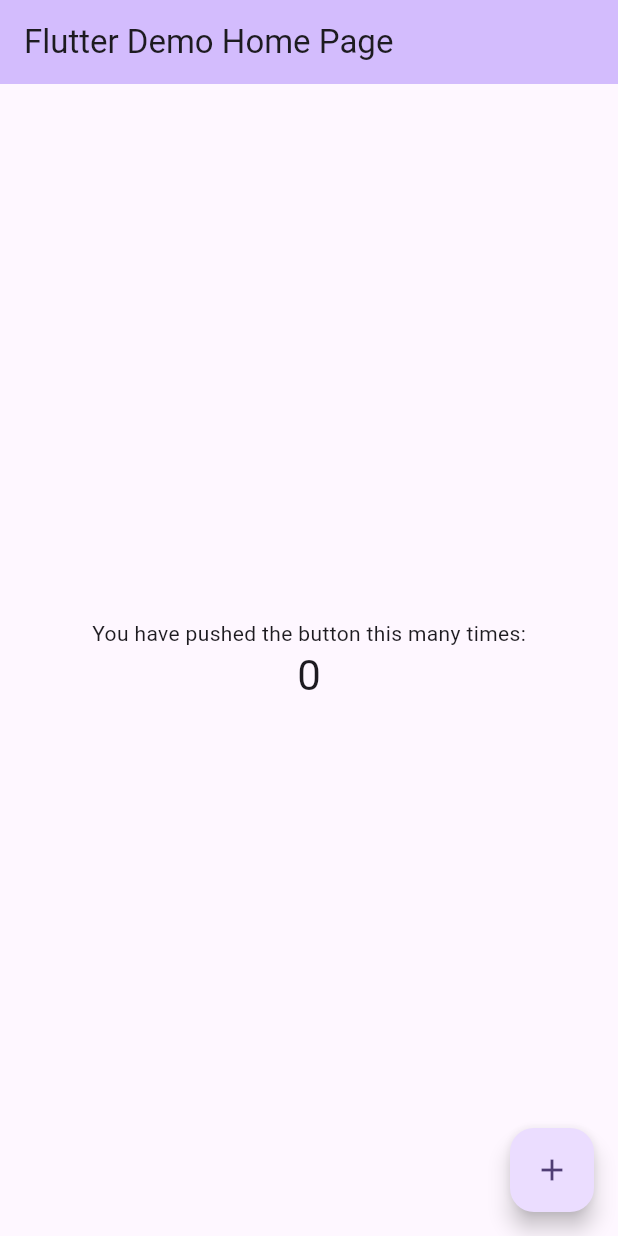
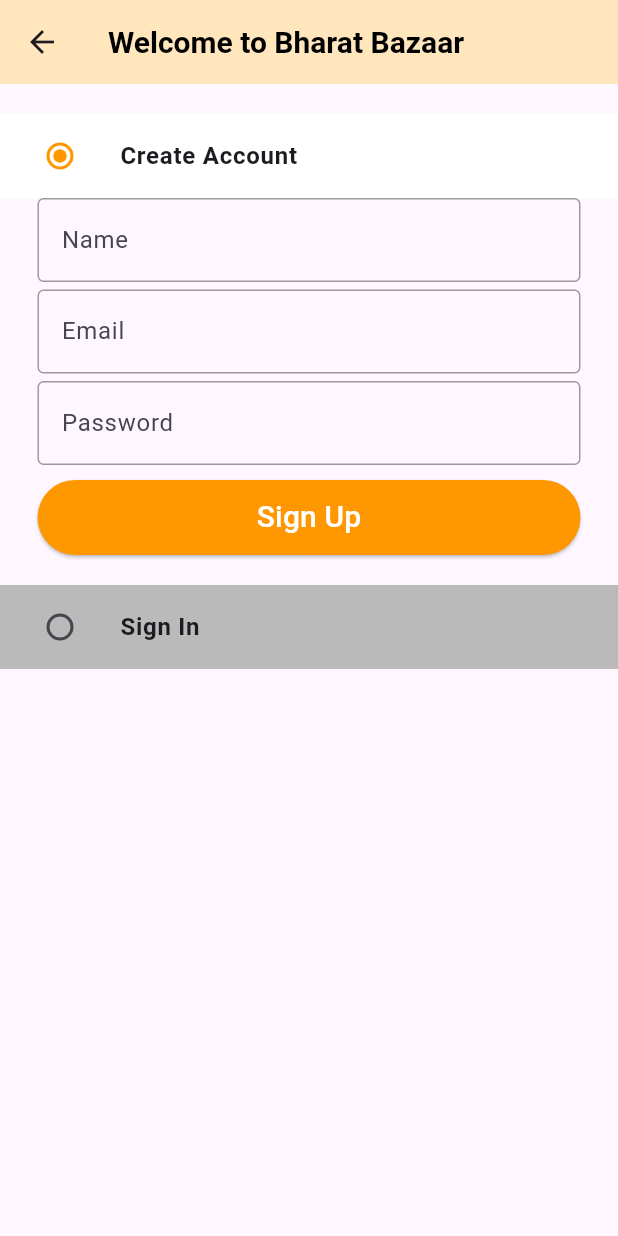
Before and after one commit to kunalpro379/AmazonClone_Flutter_NodeJs_Backend, a Flutter app: the screen it shows after launch, on a phone screen of 412 x 824 dp. Run offline on Flutter 3.47's test engine with Material 3 defaults, Android fonts, the phone set to English and light mode, and no system bars.

```diff
--- /dev/null
+++ b/lib/common/widgets/CustomButton.dart
@@ -0,0 +1,22 @@
+import 'package:flutter/material.dart';
+
+class CustomButton extends StatelessWidget {
+  final String text;
+  final VoidCallback onTap;
+  const CustomButton({super.key, required this.text, required this.onTap});
+
+  @override
+  Widget build(BuildContext context) {
+    return ElevatedButton(
+      onPressed: () {},
+      child: Text(
+        text,
+        style: TextStyle(color: Colors.white, fontSize: 20),
+      ),
+      style: ElevatedButton.styleFrom(
+          //shadowColor: Colors.yellow,
+          backgroundColor: Colors.orange,
+          minimumSize: const Size(double.infinity, 50)),
+    );
+  }
+}
--- /dev/null
+++ b/lib/common/widgets/textformfield.dart
@@ -0,0 +1,36 @@
+import 'package:flutter/material.dart';
+
+class CustomTextField extends StatelessWidget {
+  final TextEditingController controller;
+  final String hintText;
+
+  const CustomTextField({
+    Key? key,
+    required this.controller,
+    required this.hintText,
+  }) : super(key: key);
+
+  @override
+  Widget build(BuildContext context) {
+    return TextFormField(
+      controller: controller,
+      decoration: InputDecoration(
+        hintText: hintText,
+        border: OutlineInputBorder(
+          borderSide: BorderSide(color: Colors.black38),
+        ),
+        enabledBorder: OutlineInputBorder(
+          borderSide: BorderSide(color: Colors.black38),
+        ),
+      ),
+      validator: (value) {
+        // Implement your validation logic here
+        if (value == null || value.isEmpty) {
+          return 'Please enter some text';
+        }
+        // Return null if the input is valid
+        return null;
+      },
+    );
+  }
+}
--- /dev/null
+++ b/lib/constants/global_variables.dart
@@ -0,0 +1,50 @@
+import 'package:flutter/material.dart';
+
+String uri = 'http://<yourip>:3000';
+
+class GlobalVariables {
+  // COLORS
+  static const appBarGradient = LinearGradient(
+    colors: [
+      Color.fromARGB(255, 29, 201, 192),
+      Color.fromARGB(255, 125, 221, 216),
+    ],
+    stops: [0.5, 1.0],
+  );
+
+  static const secondaryColor = Color.fromRGBO(255, 153, 0, 1);
+  static const signuppagebackgroundColor = Color.fromARGB(255, 255, 224, 173);
+  static const backgroundColor = Colors.white;
+  static const Color greyBackgroundCOlor = Color.fromARGB(255, 186, 186, 186);
+  static var selectedNavBarColor = Colors.cyan[800]!;
+  static const unselectedNavBarColor = Colors.black87;
+  static const List<String> carouselImages = [
+    'https://images-eu.ssl-images-amazon.com/images/G/31/img21/Wireless/WLA/TS/D37847648_Accessories_savingdays_Jan22_Cat_PC_1500.jpg',
+    'https://images-eu.ssl-images-amazon.com/images/G/31/img2021/Vday/bwl/English.jpg',
+    'https://images-eu.ssl-images-amazon.com/images/G/31/img22/Wireless/AdvantagePrime/BAU/14thJan/D37196025_IN_WL_AdvantageJustforPrime_Jan_Mob_ingress-banner_1242x450.jpg',
+    'https://images-na.ssl-images-amazon.com/images/G/31/Symbol/2020/00NEW/1242_450Banners/PL31_copy._CB432483346_.jpg',
+    'https://images-na.ssl-images-amazon.com/images/G/31/img21/shoes/September/SSW/pc-header._CB641971330_.jpg',
+  ];
+  static const List<Map<String, String>> categoryImages = [
+    {
+      'title': 'Mobiles',
+      'image': 'assets/images/mobiles.jpeg',
+    },
+    {
+      'title': 'Essentials',
+      'image': 'assets/images/essentials.jpeg',
+    },
+    {
+      'title': 'Appliances',
+      'image': 'assets/images/appliances.jpeg',
+    },
+    {
+      'title': 'Books',
+      'image': 'assets/images/books.jpeg',
+    },
+    {
+      'title': 'Fashion',
+      'image': 'assets/images/fashion.jpeg',
+    },
+  ];
+}
--- /dev/null
+++ b/lib/features/auth/screens/auth_screen.dart
@@ -0,0 +1,154 @@
+import 'package:amazon_clone/common/widgets/CustomButton.dart';
+import 'package:amazon_clone/common/widgets/textformfield.dart';
+import 'package:amazon_clone/constants/global_variables.dart';
+import 'package:flutter/material.dart';
+
+enum Auth { signin, signup }
+
+class AuthScreen extends StatefulWidget {
+  static const routeName = '/auth-screen';
+  const AuthScreen({super.key});
+
+  @override
+  State<AuthScreen> createState() => _AuthScreenState();
+}
+
+class _AuthScreenState extends State<AuthScreen> {
+  Auth _auth = Auth.signup;
+  final _signupFormKey = GlobalKey<FormState>();
+  final _signinFormKey = GlobalKey<FormState>();
+  final TextEditingController _emailController = TextEditingController();
+  final TextEditingController _passwordController = TextEditingController();
+
+  final TextEditingController _nameController = TextEditingController();
+
+  @override
+  Widget build(BuildContext context) {
+    //Navigator.pushNamed(context, '/home');
+    return Scaffold(
+        appBar: AppBar(
+          title: Text("Welcome to Bharat Bazaar"),
+          backgroundColor: Color.fromARGB(255, 255, 230, 189),
+          titleTextStyle: TextStyle(
+              fontSize: 20, fontWeight: FontWeight.bold, color: Colors.black),
+        ),
+        body: SafeArea(
+            child: Column(
+          children: [
+            SizedBox(height: 20),
+            // Row(
+            //   children: [
+            //     SizedBox(
+            //       width: 20,
+            //     ),
+            //     Text(
+            //       "Welcome to Bharat Bazaar",
+            //       style: TextStyle(fontSize: 22, fontWeight: FontWeight.w600),
+            //     ),
+
+            ListTile(
+              tileColor: _auth == Auth.signup
+                  ? GlobalVariables.backgroundColor
+                  : GlobalVariables.greyBackgroundCOlor,
+              title: const Text(
+                "Create Account",
+                style: TextStyle(fontWeight: FontWeight.bold),
+              ),
+              leading: Radio(
+                activeColor: Colors.orange,
+                value: Auth.signup,
+                groupValue: _auth,
+                onChanged: (Auth? val) {
+                  //? nullable
+                  setState(() {
+                    _auth = val!; //! non null
+                  });
+                },
+              ),
+            ),
+            if (_auth == Auth.signup)
+              Padding(
+                padding: const EdgeInsets.only(bottom: 20, left: 25, right: 25),
+                child: Form(
+                  key: _signupFormKey,
+                  child: Column(
+                    children: [
+                      CustomTextField(
+                        controller: _nameController,
+                        hintText: 'Name',
+                      ),
+                      SizedBox(
+                        height: 5,
+                      ),
+                      CustomTextField(
+                        controller: _emailController,
+                        hintText: 'Email',
+                      ),
+                      SizedBox(
+                        height: 5,
+                      ),
+                      CustomTextField(
+                        controller: _passwordController,
+                        hintText: 'Password',
+                      ),
+                      SizedBox(
+                        height: 10,
+                      ),
+                      CustomButton(text: "Sign Up", onTap: () {})
+                    ],
+                  ),
+                ),
+              ),
+            ListTile(
+              tileColor: _auth == Auth.signin
+                  ? GlobalVariables.backgroundColor
+                  : GlobalVariables.greyBackgroundCOlor,
+              title: const Text(
+                "Sign In",
+                style: TextStyle(fontWeight: FontWeight.bold),
+              ),
+              leading: Radio(
+                activeColor: Colors.orange,
+                value: Auth.signin,
+                groupValue: _auth,
+                onChanged: (Auth? val) {
+                  //? nullable
+                  setState(() {
+                    _auth = val!; //! non null
+                  });
+                },
+              ),
+            ),
+            if (_auth == Auth.signin)
+              Padding(
+                padding: const EdgeInsets.only(bottom: 20, left: 25, right: 25),
+                child: Form(
+                  key: _signupFormKey,
+                  child: Column(
+                    children: [
+                      SizedBox(
+                        height: 5,
+                      ),
+                      CustomTextField(
+                        controller: _emailController,
+                        hintText: 'Email',
+                      ),
+                      SizedBox(
+                        height: 5,
+                      ),
+                      CustomTextField(
+                        controller: _passwordController,
+                        hintText: 'Password',
+                      ),
+                      SizedBox(
+                        height: 10,
+                      ),
+                      CustomButton(text: "Sign In", onTap: () {})
+                    ],
+                  ),
+                ),
+              ),
+          ],
+        )));
+  }
+}
--- a/lib/main.dart
+++ b/lib/main.dart
@@ -1,125 +1,21 @@
 import 'package:flutter/material.dart';
+import 'package:amazon_clone/router.dart';
+
+import 'features/auth/screens/auth_screen.dart';
 
 void main() {
-  runApp(const MyApp());
+  runApp(MyApp());
 }
 
 class MyApp extends StatelessWidget {
-  const MyApp({super.key});
-
-  // This widget is the root of your application.
   @override
   Widget build(BuildContext context) {
     return MaterialApp(
-      title: 'Flutter Demo',
-      theme: ThemeData(
-        // This is the theme of your application.
-        //
-        // TRY THIS: Try running your application with "flutter run". You'll see
-        // the application has a purple toolbar. Then, without quitting the app,
-        // try changing the seedColor in the colorScheme below to Colors.green
-        // and then invoke "hot reload" (save your changes or press the "hot
-        // reload" button in a Flutter-supported IDE, or press "r" if you used
-        // the command line to start the app).
-        //
-        // Notice that the counter didn't reset back to zero; the application
-        // state is not lost during the reload. To reset the state, use hot
-        // restart instead.
-        //
-        // This works for code too, not just values: Most code changes can be
-        // tested with just a hot reload.
-        colorScheme: ColorScheme.fromSeed(seedColor: Colors.deepPurple),
-        useMaterial3: true,
-      ),
-      home: const MyHomePage(title: 'Flutter Demo Home Page'),
+      debugShowCheckedModeBanner: false,
+      title: 'Amazon Clone',
+      onGenerateRoute: (settings) => generateRoute(settings),
+      initialRoute: AuthScreen.routeName,
+      home: const AuthScreen(),
     );
   }
 }
-
-class MyHomePage extends StatefulWidget {
-  const MyHomePage({super.key, required this.title});
-
-  // This widget is the home page of your application. It is stateful, meaning
-  // that it has a State object (defined below) that contains fields that affect
-  // how it looks.
-
-  // This class is the configuration for the state. It holds the values (in this
-  // case the title) provided by the parent (in this case the App widget) and
-  // used by the build method of the State. Fields in a Widget subclass are
-  // always marked "final".
-
-  final String title;
-
-  @override
-  State<MyHomePage> createState() => _MyHomePageState();
-}
-
-class _MyHomePageState extends State<MyHomePage> {
-  int _counter = 0;
-
-  void _incrementCounter() {
-    setState(() {
-      // This call to setState tells the Flutter framework that something has
-      // changed in this State, which causes it to rerun the build method below
-      // so that the display can reflect the updated values. If we changed
-      // _counter without calling setState(), then the build method would not be
-      // called again, and so nothing would appear to happen.
-      _counter++;
-    });
-  }
-
-  @override
-  Widget build(BuildContext context) {
-    // This method is rerun every time setState is called, for instance as done
-    // by the _incrementCounter method above.
-    //
-    // The Flutter framework has been optimized to make rerunning build methods
-    // fast, so that you can just rebuild anything that needs updating rather
-    // than having to individually change instances of widgets.
-    return Scaffold(
-      appBar: AppBar(
-        // TRY THIS: Try changing the color here to a specific color (to
-        // Colors.amber, perhaps?) and trigger a hot reload to see the AppBar
-        // change color while the other colors stay the same.
-        backgroundColor: Theme.of(context).colorScheme.inversePrimary,
-        // Here we take the value from the MyHomePage object that was created by
-        // the App.build method, and use it to set our appbar title.
-        title: Text(widget.title),
-      ),
-      body: Center(
-        // Center is a layout widget. It takes a single child and positions it
-        // in the middle of the parent.
-        child: Column(
-          // Column is also a layout widget. It takes a list of children and
-          // arranges them vertically. By default, it sizes itself to fit its
-          // children horizontally, and tries to be as tall as its parent.
-          //
-          // Column has various properties to control how it sizes itself and
-          // how it positions its children. Here we use mainAxisAlignment to
-          // center the children vertically; the main axis here is the vertical
-          // axis because Columns are vertical (the cross axis would be
-          // horizontal).
-          //
-          // TRY THIS: Invoke "debug painting" (choose the "Toggle Debug Paint"
-          // action in the IDE, or press "p" in the console), to see the
-          // wireframe for each widget.
-          mainAxisAlignment: MainAxisAlignment.center,
-          children: <Widget>[
-            const Text(
-              'You have pushed the button this many times:',
-            ),
-            Text(
-              '$_counter',
-              style: Theme.of(context).textTheme.headlineMedium,
-            ),
-          ],
-        ),
-      ),
-      floatingActionButton: FloatingActionButton(
-        onPressed: _incrementCounter,
-        tooltip: 'Increment',
-        child: const Icon(Icons.add),
-      ), // This trailing comma makes auto-formatting nicer for build methods.
-    );
-  }
-}
--- /dev/null
+++ b/lib/router.dart
@@ -0,0 +1,25 @@
+import 'package:flutter/material.dart';
+
+import 'features/auth/screens/auth_screen.dart';
+
+import 'package:flutter/material.dart';
+
+Route<dynamic> generateRoute(RouteSettings routeSettings) {
+  switch (routeSettings.name) {
+    case AuthScreen.routeName:
+      return MaterialPageRoute(
+        settings: routeSettings,
+        builder: (_) => const AuthScreen(),
+      );
+
+    default:
+      return MaterialPageRoute(
+        settings: routeSettings,
+        builder: (_) => const Scaffold(
+          body: Center(
+            child: Text('Screen does not exist!'),
+          ),
+        ),
+      );
+  }
+}
```
Also changed, not shown: pubspec.lock (added), 13 other files.
